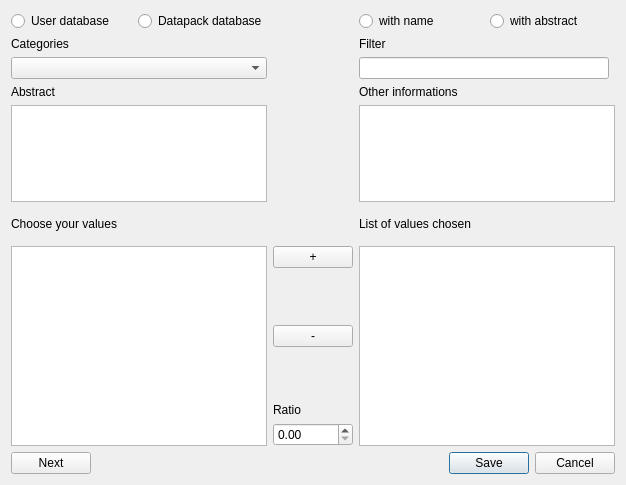
The window that plugins/accountplugin/receipts/findvaluesgui.ui (FreeHealth/freehealth) describes before a commit, drawn with Qt 5.
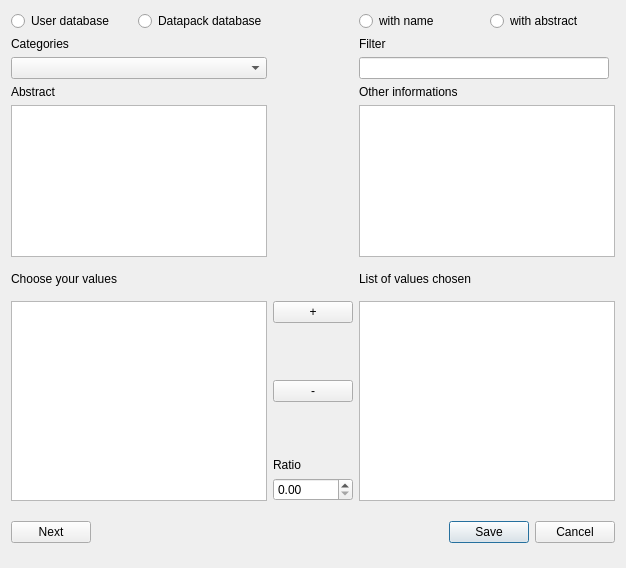
The same window after the commit.

Commit message: freeaccount:ergonomy

Patch:
```diff
--- a/plugins/accountplugin/receipts/findvaluesgui.ui
+++ b/plugins/accountplugin/receipts/findvaluesgui.ui
@@ -7,7 +7,7 @@
     <x>0</x>
     <y>0</y>
     <width>626</width>
-    <height>485</height>
+    <height>568</height>
    </rect>
   </property>
   <property name="windowTitle">
@@ -101,6 +101,12 @@
       <layout class="QGridLayout" name="gridLayout">
        <item row="2" column="1">
         <widget class="QDialogButtonBox" name="buttonBox">
+         <property name="minimumSize">
+          <size>
+           <width>0</width>
+           <height>50</height>
+          </size>
+         </property>
          <property name="orientation">
           <enum>Qt::Horizontal</enum>
          </property>
```
The commit also changes 2 other files.
